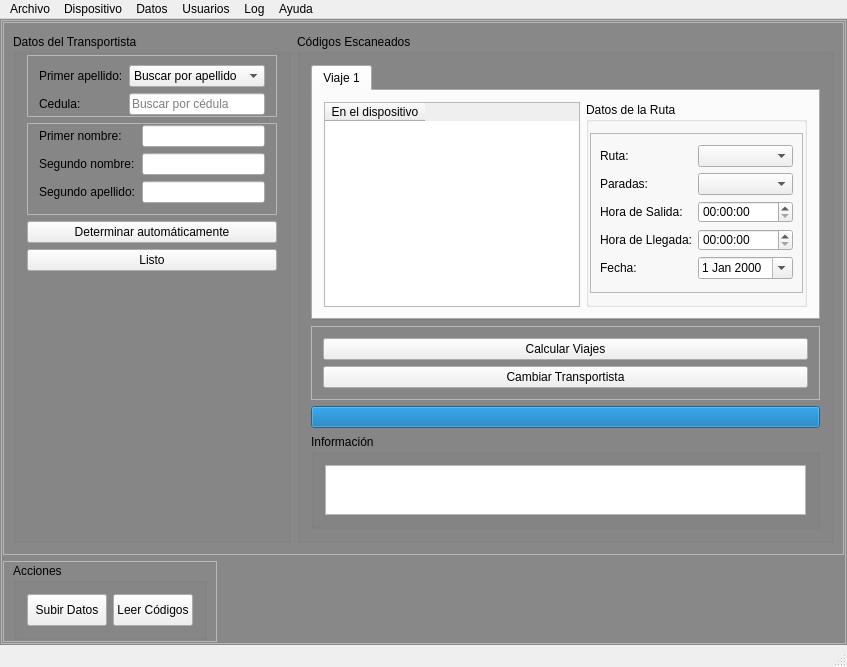
Old version of the form transporte_ucv_harvester/mainwindow.ui in the repository BlastDV/compusciens-ucv-transporte-harvester.
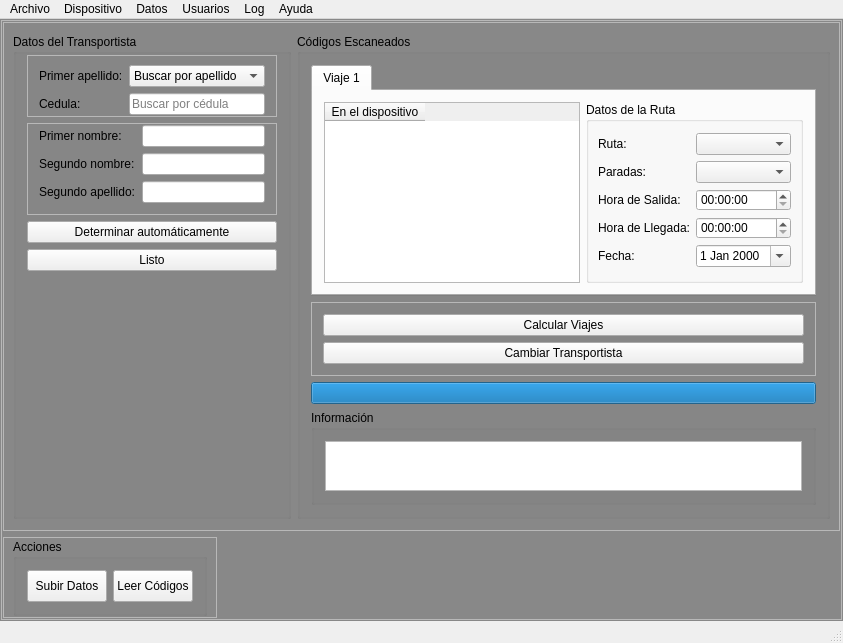
New version of the form. Icons and pictures are not drawn.

Commit message: Ahora la funcion de "Determinar transportista automaticamente" esta casi totalmente operativa. Solo falta empezar a llenar la lista de pasajeros por viaje y que la interfaz y cualquier otra basura restante se limpie correctamente bajo procesos que aun deben definirse con claridad. Tambien falta buscar una forma de navegar dinamicamente entre pestañas y de hacer conexiones con sus widgets individuales.

Diff of the .ui file:
```diff
--- a/transporte_ucv_harvester/mainwindow.ui
+++ b/transporte_ucv_harvester/mainwindow.ui
@@ -298,22 +298,7 @@
                    <property name="title">
                     <string>Datos de la Ruta</string>
                    </property>
-                   <layout class="QVBoxLayout" name="verticalLayout_5">
-                    <property name="leftMargin">
-                     <number>1</number>
-                    </property>
-                    <property name="rightMargin">
-                     <number>1</number>
-                    </property>
-                    <item>
-                     <widget class="QFrame" name="RouteDataFrame">
-                      <property name="frameShape">
-                       <enum>QFrame::StyledPanel</enum>
-                      </property>
-                      <property name="frameShadow">
-                       <enum>QFrame::Raised</enum>
-                      </property>
-                      <layout class="QFormLayout" name="formLayout_2">
+                   <layout class="QFormLayout" name="formLayout_4">
                        <property name="leftMargin">
                         <number>9</number>
                        </property>
@@ -327,6 +312,12 @@
                          </property>
                         </widget>
                        </item>
+                    <item row="0" column="1">
+                     <widget class="QComboBox" name="RouteList"/>
+                    </item>
+                    <item row="1" column="1">
+                     <widget class="QComboBox" name="RouteStopsList"/>
+                    </item>
                        <item row="1" column="0">
                         <widget class="QLabel" name="paradasLabel">
                          <property name="text">
@@ -334,6 +325,13 @@
                          </property>
                         </widget>
                        </item>
+                    <item row="2" column="1">
+                     <widget class="QTimeEdit" name="RouteHSalida">
+                      <property name="calendarPopup">
+                       <bool>false</bool>
+                      </property>
+                     </widget>
+                    </item>
                        <item row="2" column="0">
                         <widget class="QLabel" name="hsalidaLabel">
                          <property name="text">
@@ -348,6 +346,9 @@
                          </property>
                         </widget>
                        </item>
+                    <item row="3" column="1">
+                     <widget class="QTimeEdit" name="RouteHLlegada"/>
+                    </item>
                        <item row="4" column="0">
                         <widget class="QLabel" name="fechaLabel">
                          <property name="text">
@@ -355,30 +356,11 @@
                          </property>
                         </widget>
                        </item>
-                       <item row="0" column="1">
-                        <widget class="QComboBox" name="RouteList"/>
-                       </item>
-                       <item row="1" column="1">
-                        <widget class="QComboBox" name="RouteStopsList"/>
-                       </item>
-                       <item row="2" column="1">
-                        <widget class="QTimeEdit" name="RouteHSalida">
-                         <property name="calendarPopup">
-                          <bool>false</bool>
-                         </property>
-                        </widget>
-                       </item>
-                       <item row="3" column="1">
-                        <widget class="QTimeEdit" name="RouteHLlegada"/>
-                       </item>
                        <item row="4" column="1">
                         <widget class="QDateEdit" name="RouteDate">
                          <property name="calendarPopup">
                           <bool>true</bool>
                          </property>
-                        </widget>
-                       </item>
-                      </layout>
                      </widget>
                     </item>
                    </layout>
```
Left out of the diff: 22 changed lines with no effect on the pictures. Lines whose indentation alone changed are shown as unchanged. The commit also changes 2 other files.
